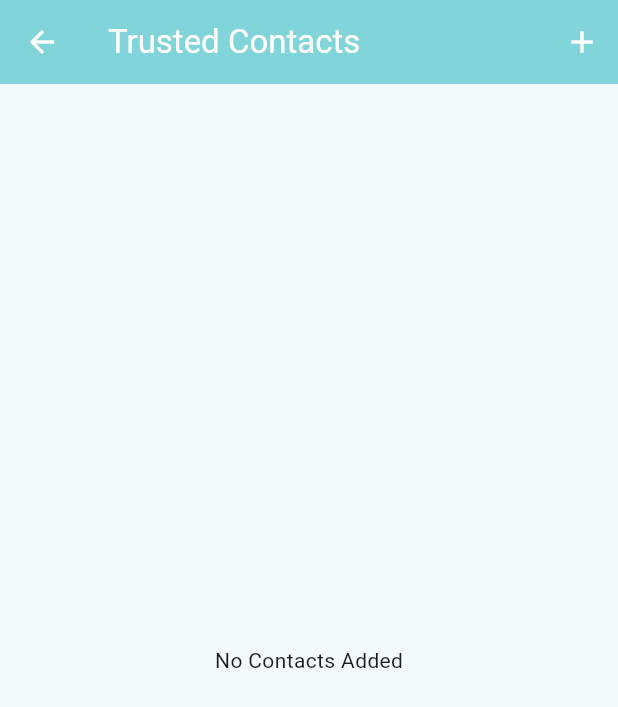
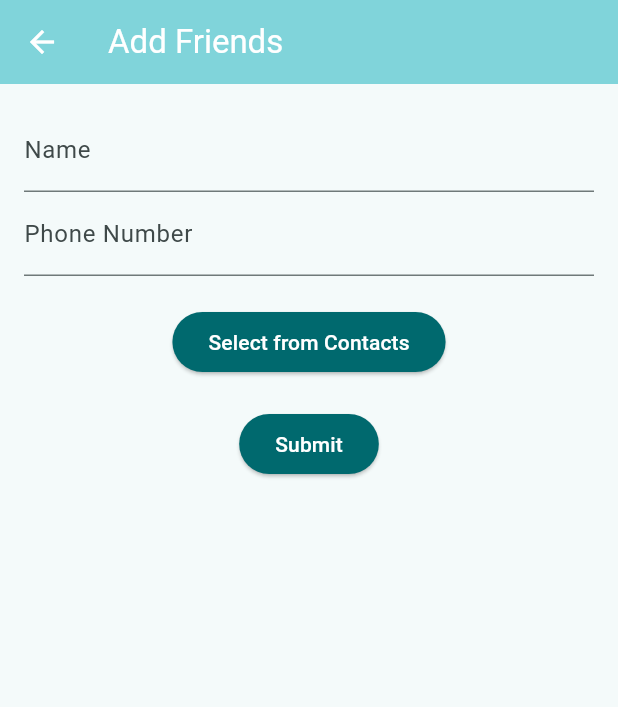
Before and after one commit to shshaheen/Aura, a Flutter app: the FriendsPage screen opened directly, after a tap on the "add" icon, on a phone screen of 412 x 824 dp. Shown: the top 707 px of the screen. Run offline on Flutter 3.47's test engine with Material 3 defaults, Android fonts, the phone set to English and light mode, and no system bars; our stand-ins replace audioplayers, cloud_firestore, firebase_auth, firebase_core, firebase_messaging, flutter_contacts and 10 more; missing offline and left inert: cloudinary_public, twilio_flutter; accounts and stored records are empty; network calls fail.

```diff
--- a/lib/screens/Tabs/Friends/friends_page.dart
+++ b/lib/screens/Tabs/Friends/friends_page.dart
@@ -1,4 +1,5 @@
 import 'package:flutter/material.dart';
+import 'trusted_contact_input_form.dart';
 
 class FriendsPage extends StatefulWidget {
   const FriendsPage({super.key});
@@ -16,6 +17,12 @@ class _FriendsPageState extends State<FriendsPage> {
           IconButton(
             onPressed: () {
               print("Add Contact");
+              Navigator.push(
+                context,
+                MaterialPageRoute(
+                  builder: (context)=> TrustedContactInputForm()
+                )
+              );
             },
             icon: const Icon(Icons.add),
           ),
--- /dev/null
+++ b/lib/screens/Tabs/Friends/trusted_contact_input_form.dart
@@ -0,0 +1,100 @@
+import 'package:flutter/material.dart';
+import 'package:cloud_firestore/cloud_firestore.dart';
+import 'package:aura/screens/Tabs/Friends/contact_service.dart';
+import 'package:flutter_contacts/flutter_contacts.dart';
+
+
+class TrustedContactInputForm extends StatefulWidget {
+  const TrustedContactInputForm({super.key});
+
+  @override
+  State<TrustedContactInputForm> createState() => _State();
+}
+
+class _State extends State<TrustedContactInputForm> {
+  @override
+   final TextEditingController _nameController = TextEditingController();
+  final TextEditingController _phoneController = TextEditingController();
+  final CollectionReference contactsCollection =
+      FirebaseFirestore.instance.collection('contacts');
+  bool _isLoading = false;
+Future<void> pickContact() async {
+  Contact? contact = await ContactService.pickContact();
+  if (contact != null && contact.phones.isNotEmpty) {
+    setState(() {
+      _nameController.text = contact.displayName;
+      _phoneController.text = contact.phones.first.number;
+    });
+  } else {
+    ScaffoldMessenger.of(context).showSnackBar(
+      SnackBar(content: Text('No valid phone number found'), backgroundColor: Colors.red),
+    );
+  }
+}
+
+  Future<void> addContact() async {
+    if (_nameController.text.isEmpty || _phoneController.text.isEmpty) {
+      ScaffoldMessenger.of(context).showSnackBar(
+        SnackBar(content: Text('Please enter both name and phone number'), backgroundColor: Colors.red),
+      );
+      return;
+    }
+    setState(() => _isLoading = true);
+
+    try {
+      await contactsCollection.add({
+        "name": _nameController.text.trim(),
+        "phone": _phoneController.text.trim(),
+        "addedAt": FieldValue.serverTimestamp(),
+      });
+      ScaffoldMessenger.of(context).showSnackBar(
+        SnackBar(content: Text('Contact added successfully!'), backgroundColor: Colors.green),
+      );
+      // Navigator.push(context, MaterialPageRoute(builder: (context)=>))
+      _nameController.clear();
+      _phoneController.clear();
+      Navigator.pop(context);
+    } catch (e) {
+      ScaffoldMessenger.of(context).showSnackBar(
+        SnackBar(content: Text('Failed to add contact'), backgroundColor: Colors.red),
+      );
+    } finally {
+      setState(() => _isLoading = false);
+    }
+  }
+
+  @override
+  Widget build(BuildContext context) {
+    return Scaffold(
+      appBar: AppBar(title: Text('Add Friends')),
+      body: Padding(
+        padding: EdgeInsets.all(16.0),
+        child: Column(
+          children: [
+            TextField(
+              controller: _nameController,
+              decoration: InputDecoration(labelText: 'Name'),
+            ),
+            TextField(
+              controller: _phoneController,
+              decoration: InputDecoration(labelText: 'Phone Number'),
+              keyboardType: TextInputType.phone,
+            ),
+            SizedBox(height: 20),
+            ElevatedButton(
+              onPressed: pickContact,
+              child: Text('Select from Contacts'),
+            ),
+            SizedBox(height: 20),
+            ElevatedButton(
+              onPressed: _isLoading ? null : addContact,
+              child: _isLoading
+                  ? CircularProgressIndicator(color: Colors.white)
+                  : Text('Submit'),
+            ),
+          ],
+        ),
+      ),
+    );
+  }
+}
--- a/lib/services/gemini_service.dart
+++ b/lib/services/gemini_service.dart
@@ -1,7 +1,8 @@
 import 'package:google_generative_ai/google_generative_ai.dart';
-import '../secrets.dart';
+// import '../secrets.dart';
+import 'package:flutter_dotenv/flutter_dotenv.dart';
 class GeminiService {
-  static String apiKey = key; // Replace with your key
+  static String apiKey =  dotenv.env['GEMINI_SERVICE_KEY'] ?? ''; // Replace with your key
 
   final GenerativeModel _model = GenerativeModel(
     model: 'gemini-2.0-flash',
--- a/pubspec.yaml
+++ b/pubspec.yaml
@@ -58,6 +58,10 @@ dependencies:
   provider: ^6.1.2
   google_generative_ai: ^0.4.6
   flutter_spinkit: ^5.2.1
+  twilio_flutter: ^0.9.0
+  firebase_messaging: ^15.2.4
+  flutter_contacts: ^1.1.9+2
+  permission_handler: ^11.4.0
 
 dev_dependencies:
   flutter_test:
```
Also changed, not shown: lib/screens/Tabs/Friends/contact_service.dart (added, +37 -0 lines), lib/screens/Tabs/track_me.dart (+10 -15 lines), lib/screens/homepage.dart (+109 -0 lines), pubspec.lock, 4 other files.
